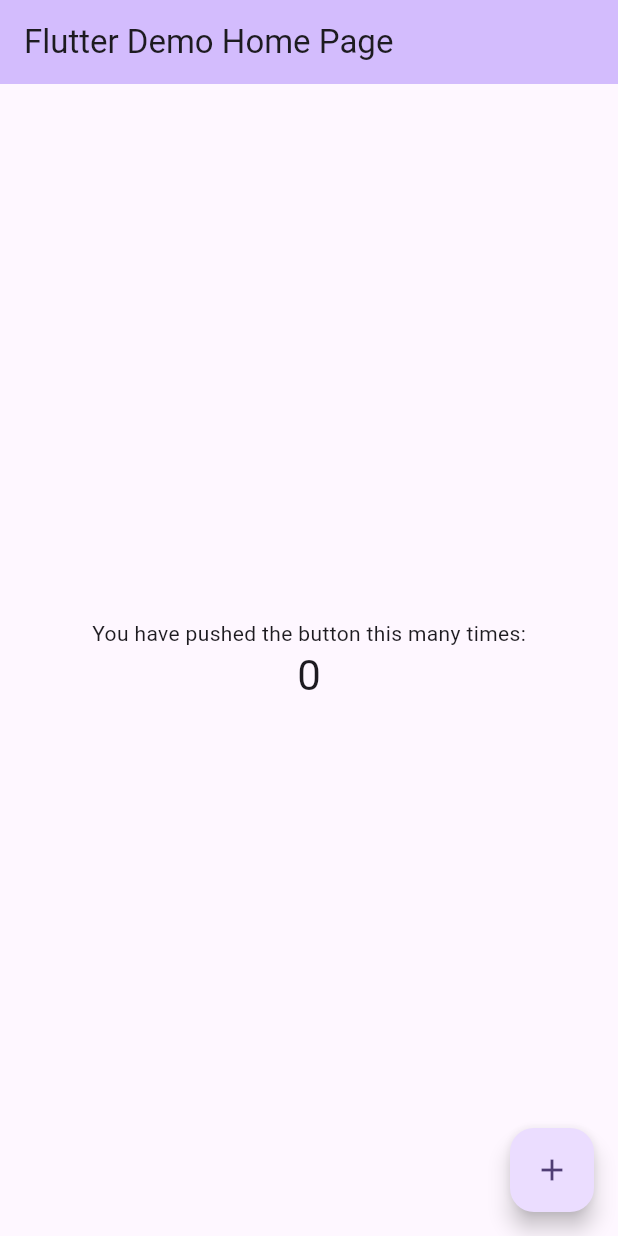
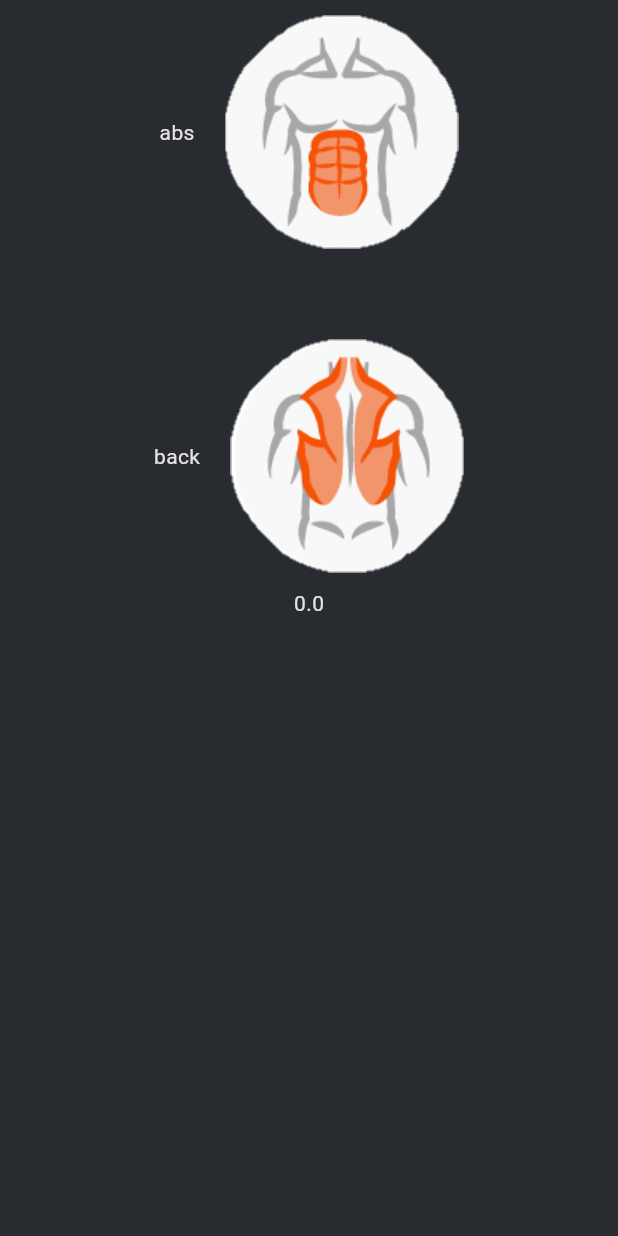
Before and after one commit to Bisher-Asil/gym_app, a Flutter app: the screen it shows after launch, on a phone screen of 412 x 824 dp. Run offline on Flutter 3.47's test engine with Material 3 defaults, Android fonts, the phone set to English and light mode, and no system bars; our stand-ins replace adaptive_theme, flutter_screenutil, get, get_storage.

Commit message:
added images for muscles, and created muscle widget

```diff
--- a/lib/config/image/image_paths.dart
+++ b/lib/config/image/image_paths.dart
@@ -1,5 +1,18 @@
 //This class is for local image paths in the assets folder
+
 class ImagePaths {
-  ImagePaths._();
-  //static const String chemistry = "assets/images/chemistry.png";
+  String GiveImagePathForExercise(String ExerciseName){
+    switch(ExerciseName.toLowerCase()){
+      case "abs":
+        return abs;
+      case "back":
+        return back;
+      default:
+        return "";
+    }
+
+    return "";
+  }
+  static const String abs = "assets/images/Muscles/Abs.png";
+  static const String back = "assets/images/Muscles/Back.png";
 }
--- a/lib/logic/bindings/main_binding.dart
+++ b/lib/logic/bindings/main_binding.dart
@@ -1,8 +1,9 @@
 import 'package:get/get.dart';
+import 'package:gym_tracking_app/logic/controllers/exercise_controller.dart';
 
 class MainBinding implements Bindings {
   @override
   void dependencies() {
-    //Get.put<CompanyInfoCtrl>(CompanyInfoCtrl());
+    Get.put<ExerciseCtrl>(ExerciseCtrl());
   }
 }
--- /dev/null
+++ b/lib/logic/controllers/exercise_controller.dart
@@ -0,0 +1,6 @@
+import 'package:get/get.dart';
+
+class ExerciseCtrl extends GetxController{
+  RxDouble number1 = 0.0.obs;
+  RxDouble number2 = 1.0.obs;
+}
--- a/lib/main.dart
+++ b/lib/main.dart
@@ -1,125 +1,48 @@
+import 'package:adaptive_theme/adaptive_theme.dart';
+import 'package:gym_tracking_app/config/local_storage/storage.dart';
+import 'package:gym_tracking_app/config/theme/custom_theme.dart';
+import 'package:gym_tracking_app/ui/screens/home_screen.dart';
 import 'package:flutter/material.dart';
+import 'package:flutter_screenutil/flutter_screenutil.dart';
+import 'package:get/get.dart';
+import 'package:get_storage/get_storage.dart';
+import 'config/routes/routes.dart';
+import 'logic/bindings/main_binding.dart';
 
-void main() {
+void main() async {
+  await preInitializations();
   runApp(const MyApp());
 }
 
 class MyApp extends StatelessWidget {
-  const MyApp({super.key});
-
-  // This widget is the root of your application.
+  const MyApp({Key? key}) : super(key: key);
   @override
   Widget build(BuildContext context) {
-    return MaterialApp(
-      title: 'Flutter Demo',
-      theme: ThemeData(
-        // This is the theme of your application.
-        //
-        // TRY THIS: Try running your application with "flutter run". You'll see
-        // the application has a purple toolbar. Then, without quitting the app,
-        // try changing the seedColor in the colorScheme below to Colors.green
-        // and then invoke "hot reload" (save your changes or press the "hot
-        // reload" button in a Flutter-supported IDE, or press "r" if you used
-        // the command line to start the app).
-        //
-        // Notice that the counter didn't reset back to zero; the application
-        // state is not lost during the reload. To reset the state, use hot
-        // restart instead.
-        //
-        // This works for code too, not just values: Most code changes can be
-        // tested with just a hot reload.
-        colorScheme: ColorScheme.fromSeed(seedColor: Colors.deepPurple),
-        useMaterial3: true,
+    return ScreenUtilInit(
+      designSize: const Size(1080, 1920),
+      builder: (context, child) => AdaptiveTheme(
+        initial: AdaptiveThemeMode.dark,
+        light: CustomAppTheme.instance.lightThemeData(),
+        dark: CustomAppTheme.instance.darkThemeData(),
+        builder: (light, darkTheme) => GetMaterialApp(
+          builder: (context, child) => child ?? Container(),
+          theme: light,
+          darkTheme: darkTheme,
+          debugShowCheckedModeBanner: false,
+          title: 'Gym',
+          initialRoute: '/',
+          unknownRoute: Routes.notFound,
+          getPages: Routes.getPages,
+          initialBinding: MainBinding(),
+          home: const HomeScreen(),
+        ),
       ),
-      home: const MyHomePage(title: 'Flutter Demo Home Page'),
     );
   }
 }
 
-class MyHomePage extends StatefulWidget {
-  const MyHomePage({super.key, required this.title});
+Future preInitializations() async {
+  WidgetsFlutterBinding.ensureInitialized();
+  await GetStorage.init();
 
-  // This widget is the home page of your application. It is stateful, meaning
-  // that it has a State object (defined below) that contains fields that affect
-  // how it looks.
-
-  // This class is the configuration for the state. It holds the values (in this
-  // case the title) provided by the parent (in this case the App widget) and
-  // used by the build method of the State. Fields in a Widget subclass are
-  // always marked "final".
-
-  final String title;
-
-  @override
-  State<MyHomePage> createState() => _MyHomePageState();
 }
-
-class _MyHomePageState extends State<MyHomePage> {
-  int _counter = 0;
-
-  void _incrementCounter() {
-    setState(() {
-      // This call to setState tells the Flutter framework that something has
-      // changed in this State, which causes it to rerun the build method below
-      // so that the display can reflect the updated values. If we changed
-      // _counter without calling setState(), then the build method would not be
-      // called again, and so nothing would appear to happen.
-      _counter++;
-    });
-  }
-
-  @override
-  Widget build(BuildContext context) {
-    // This method is rerun every time setState is called, for instance as done
-    // by the _incrementCounter method above.
-    //
-    // The Flutter framework has been optimized to make rerunning build methods
-    // fast, so that you can just rebuild anything that needs updating rather
-    // than having to individually change instances of widgets.
-    return Scaffold(
-      appBar: AppBar(
-        // TRY THIS: Try changing the color here to a specific color (to
-        // Colors.amber, perhaps?) and trigger a hot reload to see the AppBar
-        // change color while the other colors stay the same.
-        backgroundColor: Theme.of(context).colorScheme.inversePrimary,
-        // Here we take the value from the MyHomePage object that was created by
-        // the App.build method, and use it to set our appbar title.
-        title: Text(widget.title),
-      ),
-      body: Center(
-        // Center is a layout widget. It takes a single child and positions it
-        // in the middle of the parent.
-        child: Column(
-          // Column is also a layout widget. It takes a list of children and
-          // arranges them vertically. By default, it sizes itself to fit its
-          // children horizontally, and tries to be as tall as its parent.
-          //
-          // Column has various properties to control how it sizes itself and
-          // how it positions its children. Here we use mainAxisAlignment to
-          // center the children vertically; the main axis here is the vertical
-          // axis because Columns are vertical (the cross axis would be
-          // horizontal).
-          //
-          // TRY THIS: Invoke "debug painting" (choose the "Toggle Debug Paint"
-          // action in the IDE, or press "p" in the console), to see the
-          // wireframe for each widget.
-          mainAxisAlignment: MainAxisAlignment.center,
-          children: <Widget>[
-            const Text(
-              'You have pushed the button this many times:',
-            ),
-            Text(
-              '$_counter',
-              style: Theme.of(context).textTheme.headlineMedium,
-            ),
-          ],
-        ),
-      ),
-      floatingActionButton: FloatingActionButton(
-        onPressed: _incrementCounter,
-        tooltip: 'Increment',
-        child: const Icon(Icons.add),
-      ), // This trailing comma makes auto-formatting nicer for build methods.
-    );
-  }
-}
--- /dev/null
+++ b/lib/ui/screens/home_screen.dart
@@ -0,0 +1,39 @@
+import 'package:flutter/material.dart';
+import 'package:get/get.dart';
+import 'package:get_storage/get_storage.dart';
+import 'package:gym_tracking_app/logic/controllers/exercise_controller.dart';
+import 'package:gym_tracking_app/ui/widgets/training_display.dart';
+
+class HomeScreen extends StatelessWidget {
+  const HomeScreen({super.key});
+
+  @override
+  Widget build(BuildContext context) {
+    ExerciseCtrl exerciseController = Get.find();
+    return SafeArea(
+        child: Scaffold(
+          body: Obx(() => SingleChildScrollView(
+            child: Column(
+              children: [
+                const Row(
+                  mainAxisAlignment: MainAxisAlignment.center,
+                  children: [
+                    TrainingDisplay(exerciseName: "abs"),
+                  ],
+                ),
+                const Padding(padding: EdgeInsets.all(20)),
+                const Row(
+                  mainAxisAlignment: MainAxisAlignment.center,
+                  children: [
+                    TrainingDisplay(exerciseName: "back"),
+                  ],
+                ),
+                Text(exerciseController.number1.toString())
+
+              ],
+            ),
+          )),
+        ),
+    );
+  }
+}
--- /dev/null
+++ b/lib/ui/widgets/training_display.dart
@@ -0,0 +1,22 @@
+import 'package:flutter/cupertino.dart';
+import 'package:get/get.dart';
+import 'package:gym_tracking_app/config/image/image_paths.dart';
+import 'package:gym_tracking_app/logic/controllers/exercise_controller.dart';
+
+class TrainingDisplay extends StatelessWidget {
+  final String exerciseName;
+  const TrainingDisplay({Key? key, required this.exerciseName});
+  @override
+  Widget build(BuildContext context) {
+    ExerciseCtrl exController = Get.find();
+    return Padding(padding: const EdgeInsets.symmetric(vertical: 10),
+      child: Row(mainAxisAlignment: MainAxisAlignment.center,
+        children: [
+          Text(exerciseName),
+          SizedBox(width: 20,),
+          Image.asset(ImagePaths().GiveImagePathForExercise(exerciseName))
+        ],
+      ),
+    );
+  }
+}
--- a/pubspec.yaml
+++ b/pubspec.yaml
@@ -37,6 +37,8 @@ dependencies:
   cupertino_icons: ^1.0.2
   get: ^4.6.6
   get_storage: ^2.1.1
+  flutter_screenutil: ^5.9.0
+  adaptive_theme: ^3.6.0
 
 dev_dependencies:
   flutter_test:
@@ -64,7 +66,9 @@ flutter:
   # assets:
   #   - images/a_dot_burr.jpeg
   #   - images/a_dot_ham.jpeg
-
+  assets:
+    - assets/images/Muscles/
+    - assets/images/
   # An image asset can refer to one or more resolution-specific "variants", see
   # https://flutter.dev/assets-and-images/#resolution-aware
 
```
Also changed, not shown: assets/images/Muscles/Abs.png (added), assets/images/Muscles/Back.png (added), assets/images/Muscles/Biceps.png (added), assets/images/Muscles/Calves.png (added), assets/images/Muscles/Chest.png (added), assets/images/Muscles/FrontLegs.png (added), assets/images/Muscles/LowerBack.png (added), assets/images/Muscles/Shoulders.png (added), assets/images/Muscles/Thighs.png (added), pubspec.lock, 1 other file.
